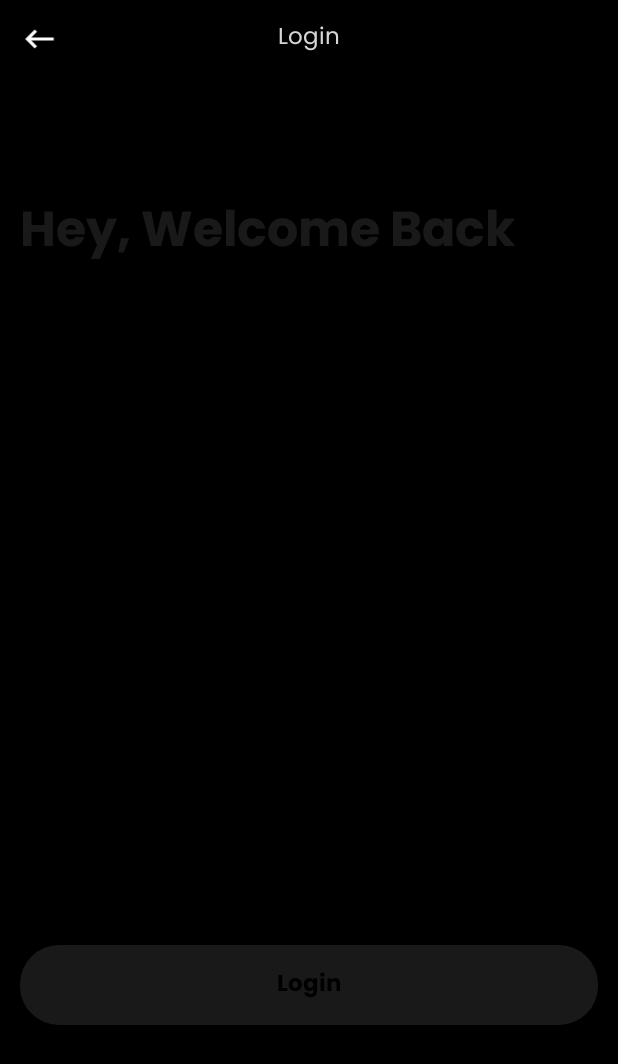
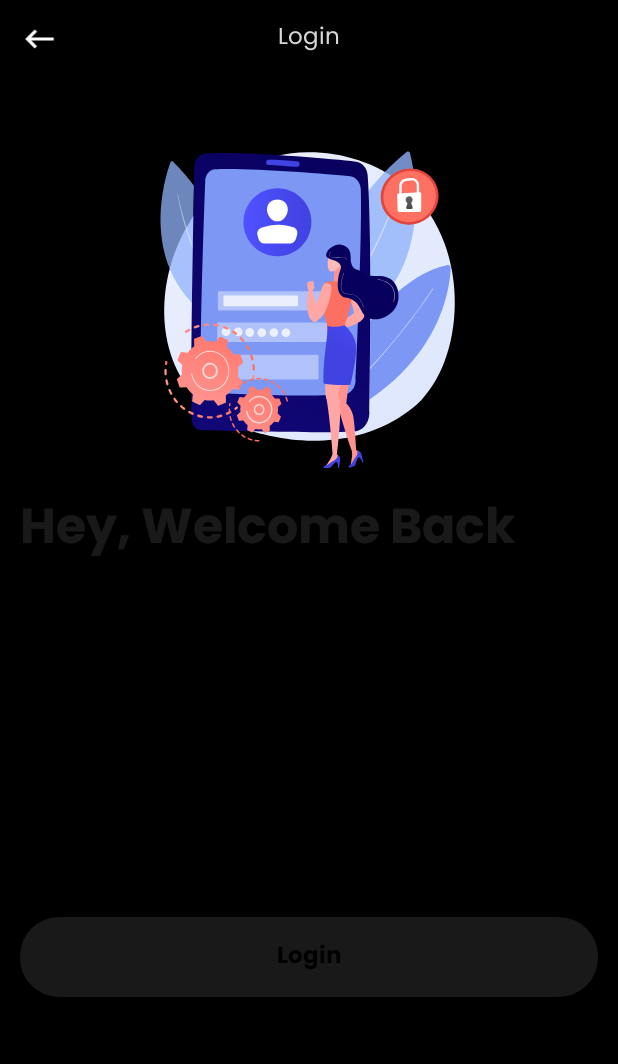
Before and after one commit to jimmyaseum/Insurancevala, an Android app: the LoginActivity screen opened directly, with no data from a screen before it, on a phone screen of 412 x 824 dp. Shown: the top 1064 px of the screen. Run offline under Robolectric (Android 15) with nearby library versions, the phone set to English and light mode, and no system bars; our stand-ins replace sdp/ssp sizes.

Commit message:
Commited By Jimmy Patel 22/02/2024

```diff
--- a/app/src/main/java/com/app/insurancevala/activity/Login/LoginActivity.kt
+++ b/app/src/main/java/com/app/insurancevala/activity/Login/LoginActivity.kt
@@ -28,7 +28,6 @@ class LoginActivity : BaseActivity(), View.OnClickListener {
     companion object {
         var fcmDeviceToken = ""
     }
-
     override fun onCreate(savedInstanceState: Bundle?) {
         super.onCreate(savedInstanceState)
         setContentView(R.layout.activity_login)
@@ -52,7 +51,7 @@ class LoginActivity : BaseActivity(), View.OnClickListener {
         LLUserName.animation = leftanim
         LLPassword.animation = leftanim
         cbshowpassword.animation = leftanim
-        RLForgotPassword.animation = rightanim
+        txtForgotPassword.animation = rightanim
         LLLoginButton.animation = bottomanim
         LLDontHaveAcc.animation = bottomanim
     }
--- a/app/src/main/java/com/app/insurancevala/retrofit/ApiUtils.kt
+++ b/app/src/main/java/com/app/insurancevala/retrofit/ApiUtils.kt
@@ -2,12 +2,7 @@ package com.app.insurancevala.retrofit
 
 import com.app.insurancevala.utils.AppConstant.BASE_URL
 
-
-/**
- * Created by Jimmy
- */
 object ApiUtils {
-
     val apiInterface: ApiInterface
         get() = RetrofitClient.getClient(BASE_URL)!!.create(ApiInterface::class.java)
 }
--- a/app/src/main/java/com/app/insurancevala/utils/AppConstant.kt
+++ b/app/src/main/java/com/app/insurancevala/utils/AppConstant.kt
@@ -4,9 +4,8 @@ object AppConstant {
 
     var TOKEN : String = ""
 
-    val BASE_URL = "http://appapi.mitulthakkar.com/api/" //  AI005 Live URL For App
-
-//    val BASE_URL = "http://68.64.173.183/insurancevalaapi/api/" //  AI005 Test URL For Test App
+//    val BASE_URL = "http://appapi.mitulthakkar.com/api/" //  AI005 Live URL For App
+    val BASE_URL = "http://68.64.173.183/insurancevalaapi/api/" //  AI005 Test URL For Test App
 
     internal val PREF_NAME = "insurancevala_pref"
 
--- a/app/src/main/res/layout/activity_login.xml
+++ b/app/src/main/res/layout/activity_login.xml
@@ -12,7 +12,8 @@
         android:layout_height="@dimen/_40sdp"
         android:orientation="horizontal"
         android:layout_alignParentTop="true"
-        android:padding="@dimen/_5sdp">
+        android:padding="@dimen/_5sdp"
+        android:background="@color/colorPrimary">
 
         <ImageView
             android:id="@+id/imgBack"
@@ -38,26 +39,28 @@
 
     </RelativeLayout>
 
+    <ScrollView
+        android:layout_width="match_parent"
+        android:layout_height="match_parent"
+        android:scrollbars="none"
+        android:layout_below="@+id/llTop">
         <LinearLayout
             android:layout_width="match_parent"
             android:layout_height="match_parent"
             android:orientation="vertical"
-        android:layout_margin="@dimen/_10sdp"
-        android:layout_below="@+id/llTop">
+            android:layout_margin="@dimen/_10sdp">
 
-        <!--<com.airbnb.lottie.LottieAnimationView
+            <com.airbnb.lottie.LottieAnimationView
                 android:layout_width="match_parent"
-            android:layout_height="0dp"
-            android:layout_weight="2"
+                android:layout_height="@dimen/_200sdp"
                 app:lottie_autoPlay="true"
                 app:lottie_loop="true"
-            app:lottie_rawRes="@raw/login" />-->
+                app:lottie_rawRes="@raw/login" />
 
             <TextView
                 android:id="@+id/txtHeader"
                 android:layout_width="match_parent"
-            android:layout_height="0dp"
-            android:layout_weight="1"
+                android:layout_height="wrap_content"
                 style="@style/HeaderText"
                 android:gravity="center_vertical"
                 android:text="@string/str_welcome_back" />
@@ -94,7 +97,6 @@
                     android:text=""/>
     <!--nikunj@aseuminfotech.com-->
             </LinearLayout>
-
 
             <LinearLayout
                 android:id="@+id/LLPassword"
@@ -146,8 +148,7 @@
             <RelativeLayout
                 android:id="@+id/RLForgotPassword"
                 android:layout_width="match_parent"
-            android:layout_height="0dp"
-            android:layout_weight="1"
+                android:layout_height="wrap_content"
                 android:layout_marginTop="@dimen/_10sdp"
                 android:visibility="visible">
 
@@ -165,9 +166,9 @@
             <LinearLayout
                 android:id="@+id/LLLoginButton"
                 android:layout_width="match_parent"
-            android:layout_height="0dp"
-            android:layout_weight="1"
+                android:layout_height="wrap_content"
                 android:layout_marginTop="@dimen/_10sdp"
+                android:layout_marginBottom="@dimen/_30sdp"
                 android:visibility="visible">
 
                 <TextView
@@ -180,8 +181,7 @@
             <LinearLayout
                 android:id="@+id/LLDontHaveAcc"
                 android:layout_width="match_parent"
-            android:layout_height="0dp"
-            android:layout_weight="1"
+                android:layout_height="wrap_content"
                 android:layout_marginTop="@dimen/_10sdp"
                 android:orientation="horizontal"
                 android:gravity="center"
@@ -208,6 +208,5 @@
             </LinearLayout>
 
         </LinearLayout>
-
-
+    </ScrollView>
 </RelativeLayout>
```
Also changed, not shown: app/src/main/AndroidManifest.xml (+89 -60 lines), app/src/main/java/com/app/insurancevala/activity/NBInquiry/AddNBActivity.kt (+21 -16 lines), app/src/main/java/com/app/insurancevala/activity/NBInquiry/InquiryEditActivity.kt (+11 -23 lines), app/src/main/java/com/app/insurancevala/activity/NBInquiry/InquiryListActivity.kt (+7 -8 lines), app/src/main/java/com/app/insurancevala/activity/SplashActivity.kt (+24 -4 lines), app/src/main/java/com/app/insurancevala/fragment/NBFragment.kt (+3 -8 lines), app/src/main/java/com/app/insurancevala/model/response/NBResponse.kt (+47 -2 lines), app/src/main/java/com/app/insurancevala/retrofit/ApiInterface.kt (+21 -0 lines). Lines whose indentation alone changed are shown as unchanged.
